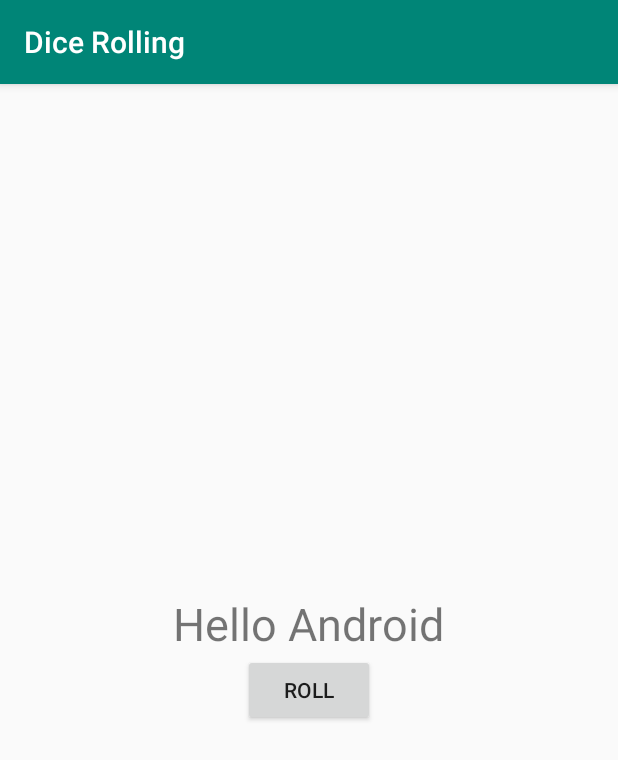
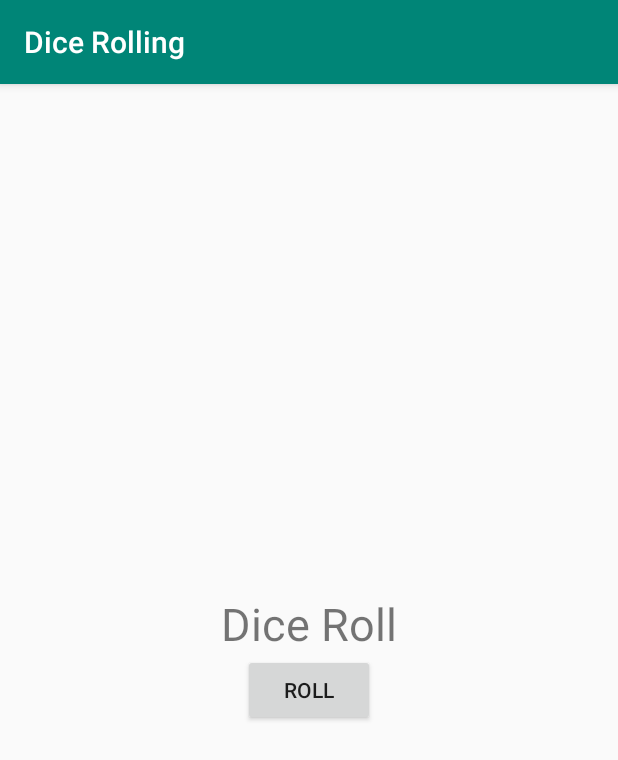
Before and after one commit to lrnzmd/Dice-Rolling, an Android app: the screen it shows after launch (MainActivity), after a tap on "ROLL", on a phone screen of 412 x 824 dp. Shown: the top 760 px of the screen. Run offline under Robolectric (Android 15) with nearby library versions, the phone set to English and light mode, and no system bars.

```diff
--- a/app/src/main/java/com/example/dicerolling/MainActivity.kt
+++ b/app/src/main/java/com/example/dicerolling/MainActivity.kt
@@ -3,6 +3,7 @@ package com.example.dicerolling
 import androidx.appcompat.app.AppCompatActivity
 import android.os.Bundle
 import android.widget.Button
+import android.widget.TextView
 import android.widget.Toast
 import kotlinx.android.synthetic.main.activity_main.*
 
@@ -13,9 +14,14 @@ class MainActivity : AppCompatActivity() {
         setContentView(R.layout.activity_main)
         val rollButton: Button = findViewById(R.id.roll_button)
         rollButton.setOnClickListener {
-            Toast.makeText(this, "button clicked", Toast.LENGTH_SHORT).show()
+            rollDice()
         }
 
         }
 
+    private fun rollDice() {
+        val resultText: TextView= findViewById(R.id.result_text)
+            resultText.text = "Dice Roll"
     }
+
+}
--- a/app/src/main/res/layout/activity_main.xml
+++ b/app/src/main/res/layout/activity_main.xml
@@ -8,9 +8,10 @@
     tools:context=".MainActivity">
 
     <TextView
+        android:id="@+id/result_text"
         android:layout_width="wrap_content"
         android:layout_height="wrap_content"
-        android:text="@string/hello_android"
+        android:text="1"
         android:textSize="30sp"
         android:layout_gravity="center_horizontal"/>
 
```
